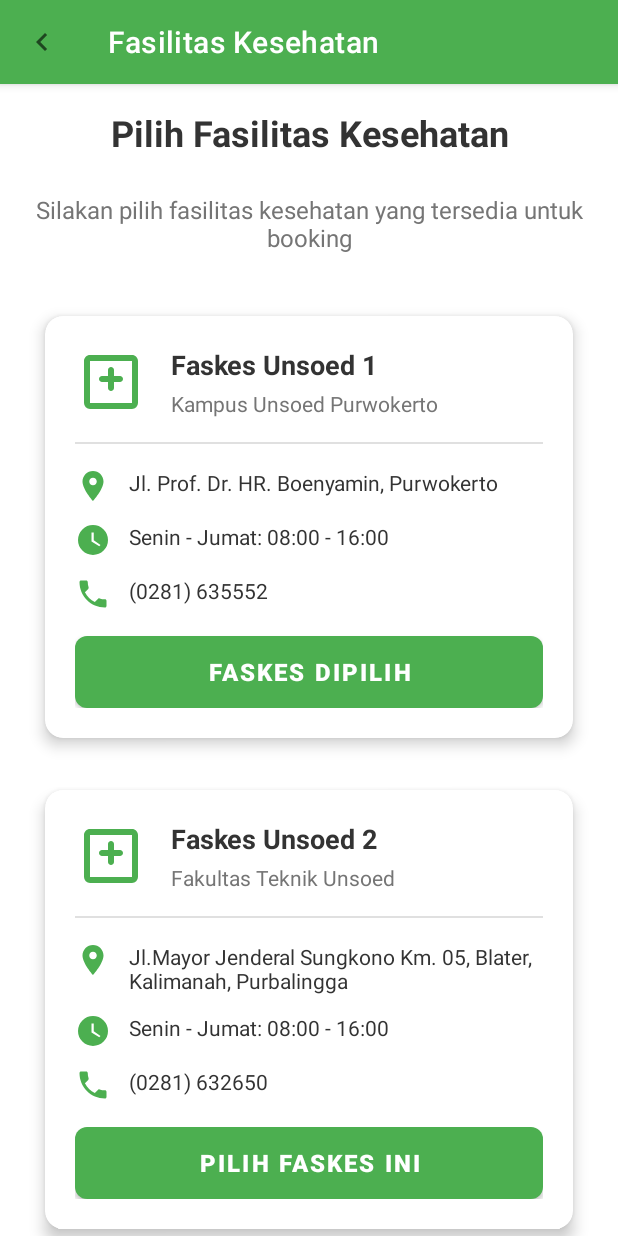
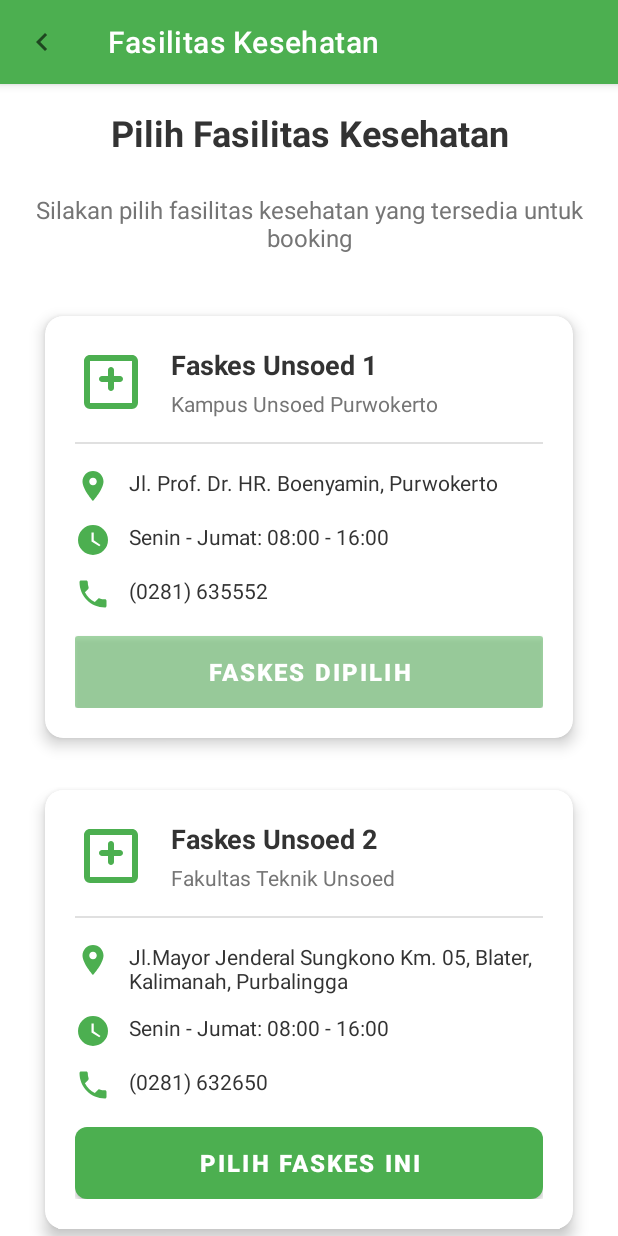
Before and after one commit to IrfanRomadhonWidodo/SoedCare, an Android app: the FaskesFragment screen opened directly, with no data from a screen before it, after a tap on "PILIH FASKES INI", on a phone screen of 412 x 824 dp. Run offline under Robolectric (Android 15) with nearby library versions, the phone set to English and light mode, and no system bars; our stand-ins replace Firebase (no records; nobody signed in at launch, a user with empty details on screens opened directly).

Commit message:
feat: tampilan faskes

```diff
--- a/app/src/main/java/com/fanalbin/soedcare/ui/faskes/FaskesFragment.kt
+++ b/app/src/main/java/com/fanalbin/soedcare/ui/faskes/FaskesFragment.kt
@@ -114,7 +114,7 @@ class FaskesFragment : Fragment() {
                 btnFaskes1.isEnabled = true // jangan disable
                 btnFaskes1.text = "Faskes Dipilih"
                 // Gunakan selector, bukan set background color langsung
-                btnFaskes1.setBackgroundResource(R.drawable.faskes_button_selector)
+                btnFaskes1.setBackgroundResource(R.drawable.accent_line)
                 btnFaskes2.isEnabled = true
                 btnFaskes2.text = "Pilih Faskes Ini"
                 btnFaskes2.setBackgroundResource(R.drawable.faskes_button_selector)
@@ -123,7 +123,7 @@ class FaskesFragment : Fragment() {
                 btnFaskes2.isEnabled = true
                 btnFaskes2.text = "Faskes Dipilih"
                 // Gunakan selector, bukan set background color langsung
-                btnFaskes2.setBackgroundResource(R.drawable.faskes_button_selector)
+                btnFaskes2.setBackgroundResource(R.drawable.accent_line)
                 btnFaskes1.isEnabled = true
                 btnFaskes1.text = "Pilih Faskes Ini"
                 btnFaskes1.setBackgroundResource(R.drawable.faskes_button_selector)
--- a/app/src/main/res/drawable/accent_line.xml
+++ b/app/src/main/res/drawable/accent_line.xml
@@ -1,5 +1,5 @@
 <?xml version="1.0" encoding="utf-8"?>
 <shape xmlns:android="http://schemas.android.com/apk/res/android">
-    <solid android:color="#80FFFFFF" />
+    <solid android:color="#804D4646" />
     <corners android:radius="2dp" />
 </shape>
```
